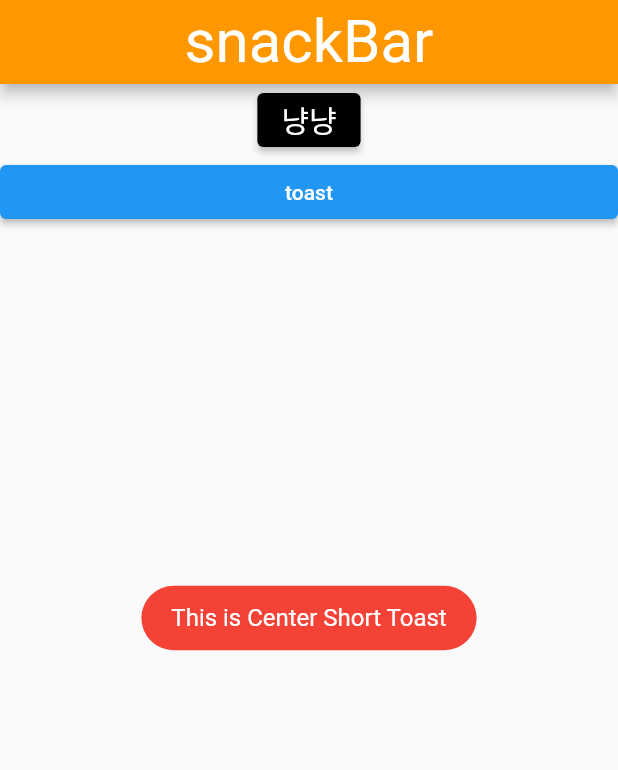
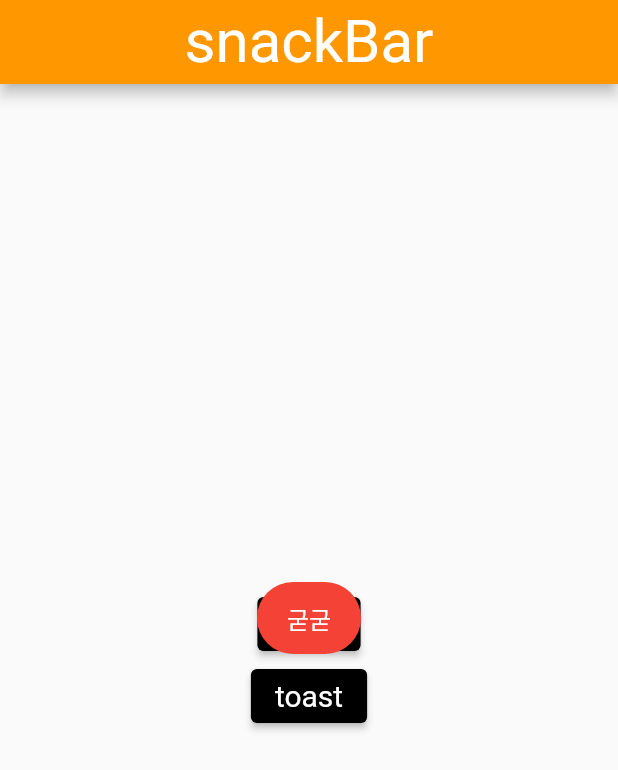
Before and after one commit to ksyeon94/flutter_practice1, a Flutter app: the myhome screen opened directly, after a tap on "toast", on a phone screen of 412 x 824 dp. Shown: the top 770 px of the screen. Run offline on Flutter 3.47's test engine with Material 2 defaults, Android fonts, the phone set to English and light mode, and no system bars; our stand-ins replace fluttertoast.

Commit message:
toast와 snackbar 가운데에 두기 성공

```diff
--- a/lib/SnackBar.dart
+++ b/lib/SnackBar.dart
@@ -28,11 +28,19 @@ class myhome extends StatelessWidget {
       appBar: AppBar(title: Text('snackBar'), centerTitle: true,
         titleTextStyle: TextStyle(fontSize: 40),
       backgroundColor: Colors.orange,),
-      body: ListView(children: [
-        MySnackbar(),
-         ElevatedButton(onPressed: () {flutterToast();
-           print('clicked');}, child: Text('toast'))
-      ], )
+      body: Column(
+        mainAxisAlignment: MainAxisAlignment.center,
+        children: [
+          MySnackbar(),
+           ElevatedButton(
+             onPressed: () {
+               flutterToast('굳굳'); print('clicked');},
+             child: Text('toast'),
+             style: ButtonStyle(backgroundColor: MaterialStateProperty.all(Colors.black),
+                                textStyle: MaterialStateProperty.all(TextStyle(fontSize: 20, color: Colors.white))),
+           ),
+        ],
+      )
     );
   }
 }
@@ -59,9 +67,9 @@ class MySnackbar extends StatelessWidget {
   }
 }
 
-void flutterToast(){
+void flutterToast(a){
   Fluttertoast.showToast(
-      msg: "This is Center Short Toast",
+      msg: a,
       toastLength: Toast.LENGTH_SHORT,
       gravity: ToastGravity.CENTER,
       timeInSecForIosWeb: 1,
```
